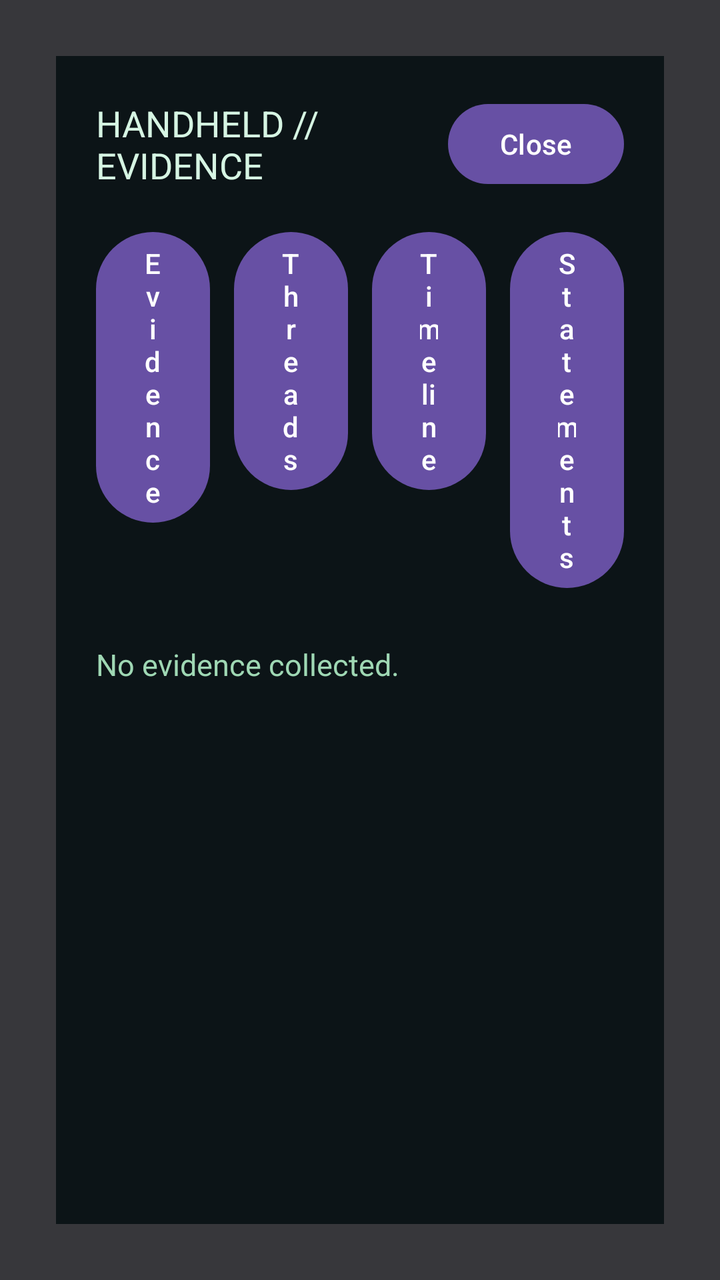
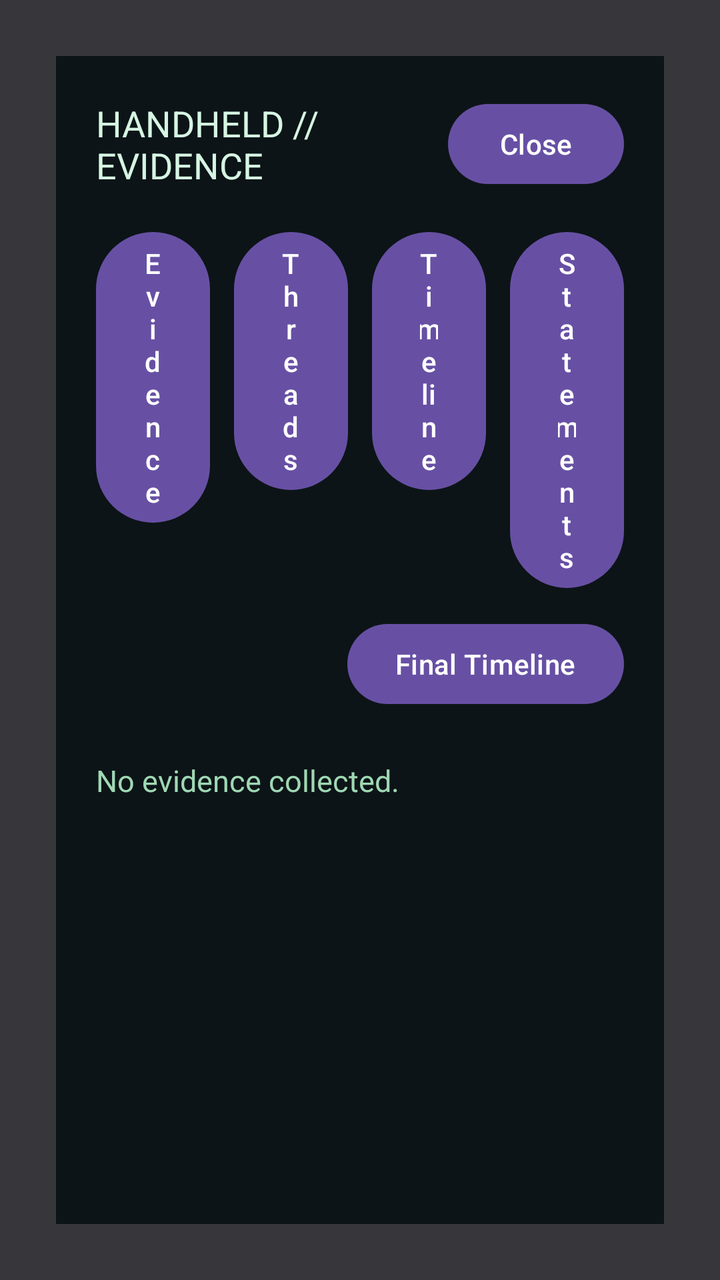

Before-and-after screenshots of an Android layout around one commit, followed by the original layout XML and the change that was made.
<!-- AndroidManifest.xml: application theme Theme.TraceRoute -->
<!-- res/layout/fragment_handheld.xml -->
<?xml version="1.0" encoding="utf-8"?>
<FrameLayout xmlns:android="http://schemas.android.com/apk/res/android"
    android:id="@+id/handheld_root"
    android:layout_width="match_parent"
    android:layout_height="match_parent"
    android:background="#CC05080A">

    <LinearLayout
        android:id="@+id/handheld_panel"
        android:layout_width="match_parent"
        android:layout_height="match_parent"
        android:layout_margin="28dp"
        android:background="#E8081114"
        android:orientation="vertical"
        android:padding="20dp">

        <LinearLayout
            android:id="@+id/handheld_header"
            android:layout_width="match_parent"
            android:layout_height="wrap_content"
            android:gravity="center_vertical"
            android:orientation="horizontal">

            <TextView
                android:id="@+id/handheld_title"
                android:layout_width="0dp"
                android:layout_height="wrap_content"
                android:layout_weight="1"
                android:text="HANDHELD // EVIDENCE"
                android:textColor="#D6F5E3"
                android:textSize="18sp" />

            <Button
                android:id="@+id/handheld_close_button"
                android:layout_width="wrap_content"
                android:layout_height="wrap_content"
                android:text="Close" />

        </LinearLayout>

        <LinearLayout
            android:id="@+id/handheld_tab_row"
            android:layout_width="match_parent"
            android:layout_height="wrap_content"
            android:layout_marginTop="16dp"
            android:orientation="horizontal">

            <Button
                android:id="@+id/handheld_evidence_tab"
                android:layout_width="0dp"
                android:layout_height="wrap_content"
                android:layout_weight="1"
                android:text="Evidence" />

            <Button
                android:id="@+id/handheld_threads_tab"
                android:layout_width="0dp"
                android:layout_height="wrap_content"
                android:layout_marginStart="12dp"
                android:layout_weight="1"
                android:text="Threads" />

            <Button
                android:id="@+id/handheld_timeline_tab"
                android:layout_width="0dp"
                android:layout_height="wrap_content"
                android:layout_marginStart="12dp"
                android:layout_weight="1"
                android:text="Timeline" />

            <Button
                android:id="@+id/handheld_statements_tab"
                android:layout_width="0dp"
                android:layout_height="wrap_content"
                android:layout_marginStart="12dp"
                android:layout_weight="1"
                android:text="Statements" />

        </LinearLayout>

        <TextView
            android:id="@+id/handheld_empty_text"
            android:layout_width="match_parent"
            android:layout_height="wrap_content"
            android:layout_marginTop="24dp"
            android:text="No evidence collected."
            android:textColor="#9FD8B4"
            android:textSize="15sp" />

        <ScrollView
            android:id="@+id/handheld_evidence_scroll"
            android:layout_width="match_parent"
            android:layout_height="0dp"
            android:layout_marginTop="16dp"
            android:layout_weight="1">

            <LinearLayout
                android:id="@+id/handheld_evidence_list"
                android:layout_width="match_parent"
                android:layout_height="wrap_content"
                android:orientation="vertical" />

        </ScrollView>

    </LinearLayout>

</FrameLayout>
<!-- resources referenced by this layout -->
<resources>
  <style name="Theme.TraceRoute" parent="Base.Theme.TraceRoute" />
  <style name="Base.Theme.TraceRoute" parent="Theme.Material3.DayNight.NoActionBar">
          
          
      </style>
</resources>

<!-- the commit's change to res/layout/fragment_handheld.xml (unified diff, before → after) -->
@@ -78,6 +78,22 @@
 
         </LinearLayout>
 
+        <LinearLayout
+            android:id="@+id/handheld_secondary_tab_row"
+            android:layout_width="match_parent"
+            android:layout_height="wrap_content"
+            android:layout_marginTop="10dp"
+            android:gravity="end"
+            android:orientation="horizontal">
+
+            <Button
+                android:id="@+id/handheld_final_timeline_tab"
+                android:layout_width="wrap_content"
+                android:layout_height="wrap_content"
+                android:text="Final Timeline" />
+
+        </LinearLayout>
+
         <TextView
             android:id="@+id/handheld_empty_text"
             android:layout_width="match_parent"
